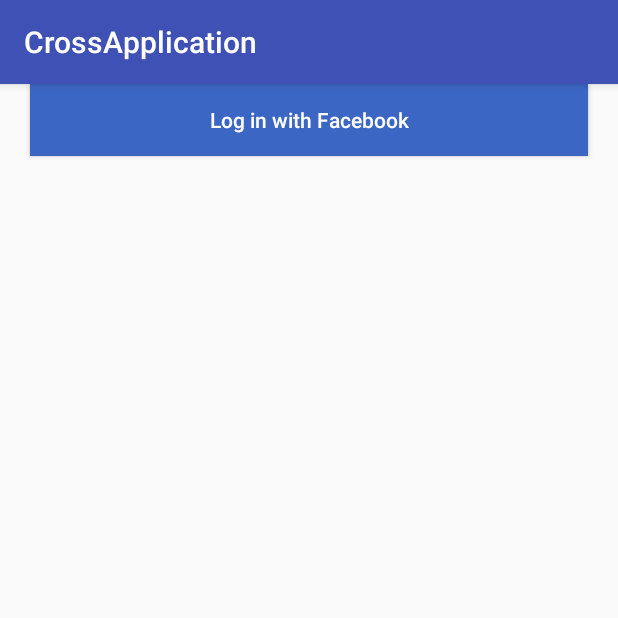
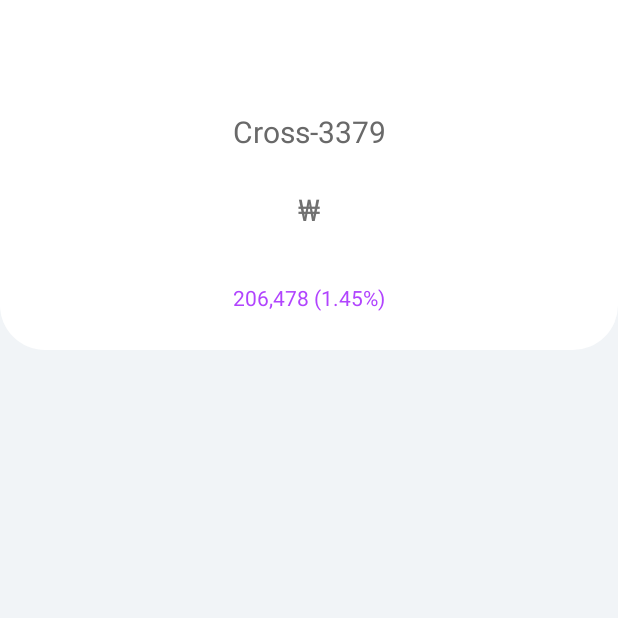
Before and after one commit to boxfox619/Cross_Android_Hackathon, an Android app: the screen it shows after launch (SplashActivity before the commit, MainActivity after it), on a phone screen of 412 x 824 dp, the top half of it. Run offline under Robolectric (Android 15) with nearby library versions, the phone set to English and light mode, and no system bars.

Commit message:
Main Recyclerview(이미지 처리 X), XML 거의 마무리

```diff
--- a/app/build.gradle
+++ b/app/build.gradle
@@ -8,7 +8,7 @@ android {
     compileSdkVersion 27
     defaultConfig {
         applicationId "com.cross.android.crossapplication"
-        minSdkVersion 15
+        minSdkVersion 21
         targetSdkVersion 27
         versionCode 1
         versionName "1.0"
@@ -24,8 +24,9 @@ android {
 
 dependencies {
     implementation fileTree(dir: 'libs', include: ['*.jar'])
-    implementation"org.jetbrains.kotlin:kotlin-stdlib-jre7:$kotlin_version"
+    implementation "org.jetbrains.kotlin:kotlin-stdlib-jre7:$kotlin_version"
     implementation 'com.android.support:appcompat-v7:27.1.1'
+    implementation 'com.android.support:recyclerview-v7:27.1.1'
     implementation 'com.android.support.constraint:constraint-layout:1.1.0'
     implementation 'com.facebook.android:facebook-android-sdk:4.17.0'
     testImplementation 'junit:junit:4.12'
--- /dev/null
+++ b/app/src/main/java/com/cross/android/crossapplication/activity/MainActivity.java
@@ -0,0 +1,18 @@
+package com.cross.android.crossapplication.activity;
+
+import android.app.ActionBar;
+import android.app.Activity;
+import android.os.Bundle;
+import android.support.v7.app.AppCompatActivity;
+import android.view.View;
+
+import com.cross.android.crossapplication.R;
+
+public class MainActivity extends Activity {
+
+    @Override
+    protected void onCreate(Bundle savedInstanceState) {
+        super.onCreate(savedInstanceState);
+        setContentView(R.layout.activity_main);
+    }
+}
--- a/app/src/main/java/com/cross/android/crossapplication/SplashActivity.kt
+++ b/app/src/main/java/com/cross/android/crossapplication/activity/SplashActivity.kt
@@ -1,4 +1,4 @@
-package com.cross.android.crossapplication
+package com.cross.android.crossapplication.activity
 
 import android.content.Intent
 import android.support.v7.app.AppCompatActivity
@@ -6,6 +6,7 @@ import android.os.Bundle
 import android.util.Log
 import android.view.View
 import android.widget.Button
+import com.cross.android.crossapplication.R
 import com.facebook.CallbackManager
 import com.facebook.FacebookCallback
 import com.facebook.FacebookException
--- /dev/null
+++ b/app/src/main/res/drawable/main_linearlayout_bg.xml
@@ -0,0 +1,11 @@
+<?xml version="1.0" encoding="utf-8"?>
+<shape xmlns:android="http://schemas.android.com/apk/res/android"
+    android:shape="rectangle">
+
+    <solid android:color="@color/colorWhite" />
+
+    <corners
+        android:bottomLeftRadius="30dp"
+        android:bottomRightRadius="30dp" />
+
+</shape>
--- /dev/null
+++ b/app/src/main/res/layout/activity_main.xml
@@ -0,0 +1,165 @@
+<?xml version="1.0" encoding="utf-8"?>
+<LinearLayout xmlns:android="http://schemas.android.com/apk/res/android"
+    xmlns:tools="http://schemas.android.com/tools"
+    android:layout_width="match_parent"
+    android:layout_height="match_parent"
+    android:background="@color/color_main_bg"
+    android:clipToPadding="false"
+    android:orientation="vertical"
+    tools:context=".activity.MainActivity">
+
+    <LinearLayout
+
+        android:layout_width="match_parent"
+        android:layout_height="0dp"
+        android:layout_weight="21"
+        android:background="@drawable/main_linearlayout_bg"
+        android:elevation="2dp"
+        android:orientation="vertical">
+
+        <View
+            android:layout_width="match_parent"
+            android:layout_height="0dp"
+            android:layout_weight="1" />
+
+        <LinearLayout
+            android:layout_width="match_parent"
+            android:layout_height="0dp"
+            android:layout_weight="1"
+            android:orientation="horizontal">
+
+            <View
+                android:layout_width="0dp"
+                android:layout_height="match_parent"
+                android:layout_weight="31" />
+
+            <ImageView
+                android:layout_width="0dp"
+                android:layout_height="match_parent"
+                android:layout_weight="18" />
+
+            <View
+                android:layout_width="0dp"
+                android:layout_height="match_parent"
+                android:layout_weight="356" />
+
+        </LinearLayout>
+
+        <View
+            android:layout_width="match_parent"
+            android:layout_height="0dp"
+            android:layout_weight="1" />
+
+        <TextView
+            android:layout_width="match_parent"
+            android:layout_height="wrap_content"
+            android:gravity="center"
+            android:lineSpacingExtra="4sp"
+            android:text="Cross-3379"
+            android:textColor="#696969"
+            android:textSize="20sp" />
+
+        <View
+            android:layout_width="match_parent"
+            android:layout_height="0dp"
+            android:layout_weight="1" />
+
+        <LinearLayout
+            android:layout_width="match_parent"
+            android:layout_height="wrap_content"
+            android:gravity="center"
+            android:orientation="horizontal">
+
+
+            <TextView
+                android:layout_width="wrap_content"
+                android:layout_height="match_parent"
+                android:lineSpacingExtra="4sp"
+                android:text="₩"
+                android:textColor="#707070"
+                android:textSize="20sp" />
+
+            <TextView
+                android:layout_width="wrap_content"
+                android:layout_height="wrap_content"
+                android:lineSpacingExtra="6sp"
+
+                android:textColor="#b144fe"
+                android:textSize="28sp"
+                tools:text="103,260,000" />
+
+        </LinearLayout>
+
+        <View
+            android:layout_width="match_parent"
+            android:layout_height="0dp"
+            android:layout_weight="1" />
+
+        <LinearLayout
+            android:layout_width="match_parent"
+            android:layout_height="wrap_content"
+            android:gravity="center"
+            android:orientation="horizontal">
+
+            <ImageView
+
+                android:layout_width="wrap_content"
+                android:layout_height="match_parent" />
+
+            <TextView
+                android:layout_width="wrap_content"
+                android:layout_height="match_parent"
+                android:lineSpacingExtra="2sp"
+                android:textColor="#707070"
+                android:textSize="10sp"
+                tools:text="₩" />
+
+            <TextView
+                android:layout_width="wrap_content"
+                android:layout_height="wrap_content"
+                android:lineSpacingExtra="3sp"
+                android:text="206,478 "
+                android:textColor="#b144fe"
+                android:textSize="14sp" />
+
+            <TextView
+                android:layout_width="wrap_content"
+                android:layout_height="wrap_content"
+                android:lineSpacingExtra="3sp"
+                android:text="(1.45%)"
+                android:textColor="#b144fe"
+                android:textSize="14sp" />
+
+        </LinearLayout>
+
+        <View
+            android:layout_width="match_parent"
+            android:layout_height="0dp"
+            android:layout_weight="1" />
+
+    </LinearLayout>
+
+    <RelativeLayout
+        android:layout_width="match_parent"
+        android:layout_height="0dp"
+        android:layout_weight="53"
+        android:background="@color/color_main_bg">
+
+        <LinearLayout
+            android:layout_width="match_parent"
+            android:layout_height="match_parent"
+            android:orientation="vertical">
+
+
+        </LinearLayout>
+
+        <android.support.v7.widget.RecyclerView
+            android:layout_width="match_parent"
+            android:layout_height="match_parent">
+
+        </android.support.v7.widget.RecyclerView>
+
+
+    </RelativeLayout>
+
+</LinearLayout>
--- a/app/src/main/res/layout/activity_splash.xml
+++ b/app/src/main/res/layout/activity_splash.xml
@@ -4,7 +4,7 @@
     xmlns:tools="http://schemas.android.com/tools"
     android:layout_width="match_parent"
     android:layout_height="match_parent"
-    tools:context=".SplashActivity">
+    tools:context=".activity.SplashActivity">
 
     <Button
         android:id="@+id/btnLoginFacebook"
--- a/app/src/main/res/values/colors.xml
+++ b/app/src/main/res/values/colors.xml
@@ -3,4 +3,7 @@
     <color name="colorPrimary">#3F51B5</color>
     <color name="colorPrimaryDark">#303F9F</color>
     <color name="colorAccent">#FF4081</color>
+    <color name="colorWhite">#FFFFFF</color>
+    <color name="colorBlack">#000000</color>
+    <color name="color_main_bg">#f1f4f7</color>
 </resources>
--- a/app/src/main/res/values/styles.xml
+++ b/app/src/main/res/values/styles.xml
@@ -1,7 +1,7 @@
 <resources>
 
     <!-- Base application theme. -->
-    <style name="AppTheme" parent="Theme.AppCompat.Light.DarkActionBar">
+    <style name="AppTheme" parent="@android:style/Theme.Holo.NoActionBar.Fullscreen">
         <!-- Customize your theme here. -->
         <item name="colorPrimary">@color/colorPrimary</item>
         <item name="colorPrimaryDark">@color/colorPrimaryDark</item>
```
Also changed, not shown: app/src/main/AndroidManifest.xml (+8 -3 lines), app/src/main/java/com/cross/android/crossapplication/adapter/CoinRecyclerAdapter.java (added, +59 -0 lines), app/src/main/java/com/cross/android/crossapplication/data/CoinItem.java (added, +45 -0 lines), app/src/main/res/drawable/coin_item_bg.xml (added, +10 -0 lines), app/src/main/res/layout/coin_item.xml (added, +162 -0 lines), app/src/main/res/drawable/coin_bg.png (added), app/src/main/res/drawable/coin_ex1.png (added).
